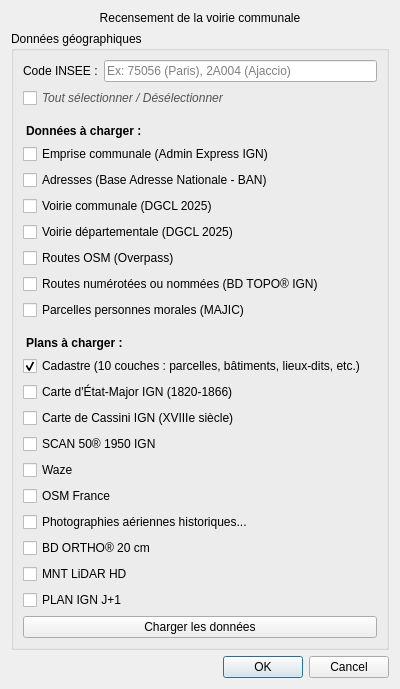
Before: the Qt Designer form chemins_ruraux_dialog_base.ui in Cliath/voirie_communale, drawn with Qt 5.
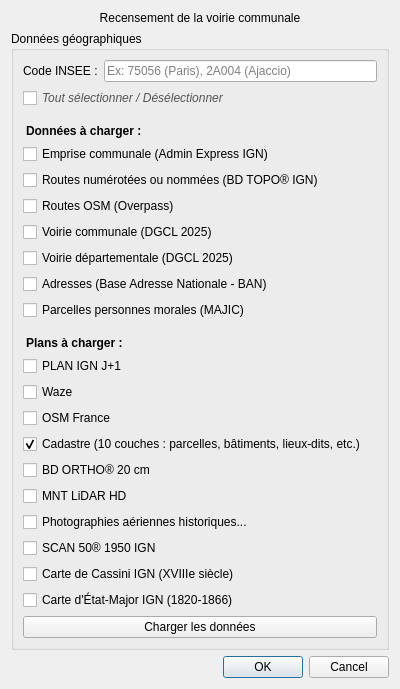
After: the same form once the commit is applied.

Patch:
```diff
--- a/chemins_ruraux_dialog_base.ui
+++ b/chemins_ruraux_dialog_base.ui
@@ -82,12 +82,22 @@
        </widget>
       </item>
       <item>
-       <widget class="QCheckBox" name="chkBAN">
+       <widget class="QCheckBox" name="chkBDTopoRoutesNom">
         <property name="text">
-         <string>Adresses (Base Adresse Nationale - BAN)</string>
+        <string>Routes numérotées ou nommées (BD TOPO® IGN)</string>
         </property>
         <property name="toolTip">
-         <string>Charge toutes les adresses de la commune (peut être lent pour les grandes villes)</string>
+         <string>Charge les routes numérotées ou nommées (BDTOPO_V3:route_numerotee_ou_nommee) filtrées sur l'emprise de la commune</string>
+        </property>
+       </widget>
+      </item>
+      <item>
+       <widget class="QCheckBox" name="chkOsmRoutes">
+        <property name="text">
+        <string>Routes OSM (Overpass)</string>
+        </property>
+        <property name="toolTip">
+         <string>Télécharge les routes OSM filtrées sur la commune</string>
         </property>
        </widget>
       </item>
@@ -112,22 +122,12 @@
        </widget>
       </item>
     <item>
-     <widget class="QCheckBox" name="chkOsmRoutes">
+       <widget class="QCheckBox" name="chkBAN">
       <property name="text">
-      <string>Routes OSM (Overpass)</string>
+         <string>Adresses (Base Adresse Nationale - BAN)</string>
       </property>
       <property name="toolTip">
-       <string>Télécharge les routes OSM filtrées sur la commune</string>
-      </property>
-     </widget>
-    </item>
-    <item>
-     <widget class="QCheckBox" name="chkBDTopoRoutesNom">
-      <property name="text">
-      <string>Routes numérotées ou nommées (BD TOPO® IGN)</string>
-      </property>
-      <property name="toolTip">
-       <string>Charge les routes numérotées ou nommées (BDTOPO_V3:route_numerotee_ou_nommee) filtrées sur l'emprise de la commune</string>
+         <string>Charge toutes les adresses de la commune (peut être lent pour les grandes villes)</string>
       </property>
      </widget>
     </item>
@@ -152,42 +152,12 @@
        </widget>
       </item>
       <item>
-       <widget class="QCheckBox" name="chkCadastre">
+       <widget class="QCheckBox" name="chkPlanIGN">
         <property name="text">
-         <string>Cadastre (10 couches : parcelles, bâtiments, lieux-dits, etc.)</string>
+         <string>PLAN IGN J+1</string>
         </property>
-        <property name="checked">
-         <bool>true</bool>
-        </property>
-       </widget>
-      </item>
-      <item>
-       <widget class="QCheckBox" name="chkScanEtatMajor">
-        <property name="text">
-         <string>Carte d'État-Major IGN (1820-1866)</string>
-        </property>
         <property name="toolTip">
-         <string>Charge le scan de la carte d'État-Major (relevés entre 1820 et 1866) depuis la Géoplateforme IGN</string>
-        </property>
-       </widget>
-      </item>
-      <item>
-       <widget class="QCheckBox" name="chkScanCassini">
-        <property name="text">
-         <string>Carte de Cassini IGN (XVIIIe siècle)</string>
-        </property>
-        <property name="toolTip">
-         <string>Charge le scan de la carte de Cassini (première carte de France au 1/86400e, XVIIIe siècle) depuis la Géoplateforme IGN</string>
-        </property>
-       </widget>
-      </item>
-      <item>
-       <widget class="QCheckBox" name="chkScan50_1950">
-        <property name="text">
-         <string>SCAN 50® 1950 IGN</string>
-        </property>
-        <property name="toolTip">
-         <string>Charge le SCAN 50 de 1950 depuis la Géoplateforme IGN</string>
+         <string>Charge le PLAN IGN J+1 (GEOGRAPHICALGRIDSYSTEMS.MAPS.BDUNI.J1) via le WMS IGN Géoplateforme</string>
         </property>
        </widget>
       </item>
@@ -212,12 +182,12 @@
        </widget>
       </item>
       <item>
-       <widget class="QCheckBox" name="chkPhotoAeriennes">
+       <widget class="QCheckBox" name="chkCadastre">
         <property name="text">
-         <string>Photographies aériennes historiques...</string>
+         <string>Cadastre (10 couches : parcelles, bâtiments, lieux-dits, etc.)</string>
         </property>
-        <property name="toolTip">
-         <string>Ouvre une fenêtre de sélection des photographies aériennes historiques IGN (1950-2023)</string>
+        <property name="checked">
+         <bool>true</bool>
         </property>
        </widget>
       </item>
@@ -242,12 +212,42 @@
        </widget>
       </item>
       <item>
-       <widget class="QCheckBox" name="chkPlanIGN">
+       <widget class="QCheckBox" name="chkPhotoAeriennes">
         <property name="text">
-         <string>PLAN IGN J+1</string>
+         <string>Photographies aériennes historiques...</string>
         </property>
         <property name="toolTip">
-         <string>Charge le PLAN IGN J+1 (GEOGRAPHICALGRIDSYSTEMS.MAPS.BDUNI.J1) via le WMS IGN Géoplateforme</string>
+         <string>Ouvre une fenêtre de sélection des photographies aériennes historiques IGN (1950-2023)</string>
+        </property>
+       </widget>
+      </item>
+      <item>
+       <widget class="QCheckBox" name="chkScan50_1950">
+        <property name="text">
+         <string>SCAN 50® 1950 IGN</string>
+        </property>
+        <property name="toolTip">
+         <string>Charge le SCAN 50 de 1950 depuis la Géoplateforme IGN</string>
+        </property>
+       </widget>
+      </item>
+      <item>
+       <widget class="QCheckBox" name="chkScanCassini">
+        <property name="text">
+         <string>Carte de Cassini IGN (XVIIIe siècle)</string>
+        </property>
+        <property name="toolTip">
+         <string>Charge le scan de la carte de Cassini (première carte de France au 1/86400e, XVIIIe siècle) depuis la Géoplateforme IGN</string>
+        </property>
+       </widget>
+      </item>
+      <item>
+       <widget class="QCheckBox" name="chkScanEtatMajor">
+        <property name="text">
+         <string>Carte d'État-Major IGN (1820-1866)</string>
+        </property>
+        <property name="toolTip">
+         <string>Charge le scan de la carte d'État-Major (relevés entre 1820 et 1866) depuis la Géoplateforme IGN</string>
         </property>
        </widget>
       </item>
```
Lines whose indentation alone changed are shown as unchanged.
